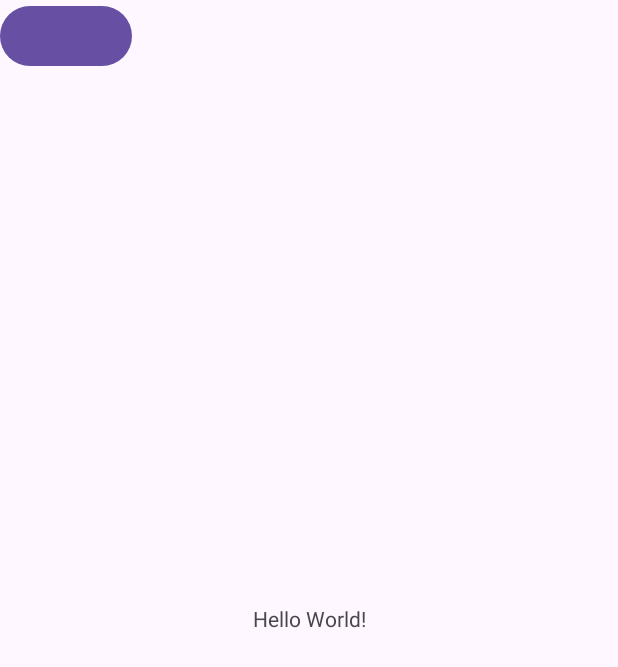
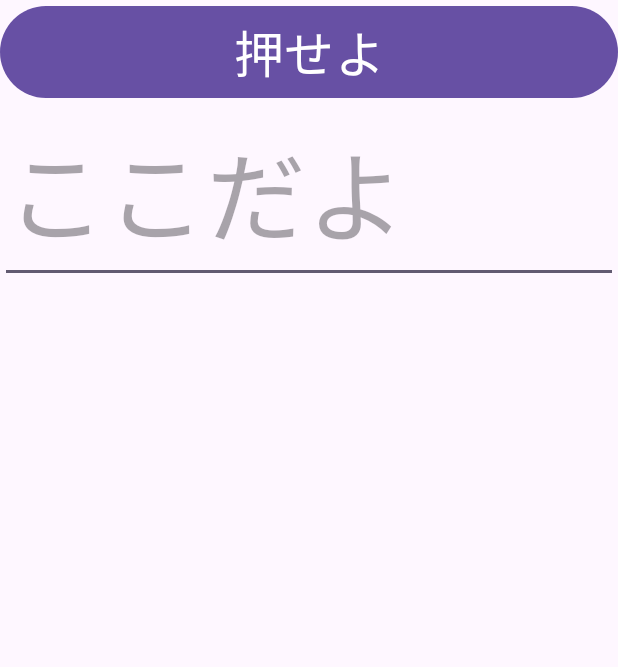
Before and after one commit to Utahshi-jp/oplogy, an Android app: the screen it shows after launch (MainActivity), on a phone screen of 412 x 824 dp. Shown: the top 667 px of the screen. Run offline under Robolectric (Android 15) with nearby library versions, the phone set to English and light mode, and no system bars.

Commit message:
ボタン押した例だよ

```diff
--- a/app/src/main/java/com/example/oplogy/MainActivity.java
+++ b/app/src/main/java/com/example/oplogy/MainActivity.java
@@ -2,13 +2,37 @@ package com.example.oplogy;
 
 import androidx.appcompat.app.AppCompatActivity;
 
+import android.annotation.SuppressLint;
 import android.os.Bundle;
+import android.view.View;
+import android.widget.Button;
+import android.widget.EditText;
+import android.widget.TextView;
 
-public class MainActivity extends AppCompatActivity {
+public class MainActivity extends AppCompatActivity implements View.OnClickListener {
 
+    Button button;
+//    TextView textView;
+    EditText editText;
+    @SuppressLint("MissingInflatedId")
     @Override
     protected void onCreate(Bundle savedInstanceState) {
         super.onCreate(savedInstanceState);
         setContentView(R.layout.activity_main);
+
+        button = findViewById(R.id.button1);
+        button.setOnClickListener(this);
+        editText = findViewById(R.id.textview1);
+
+    }
+
+
+
+
+        @Override
+    public void onClick(View v) {
+        if (v == button){
+            editText.setText("押した");
+        }
     }
 }
--- a/app/src/main/res/layout/activity_main.xml
+++ b/app/src/main/res/layout/activity_main.xml
@@ -1,22 +1,27 @@
 <?xml version="1.0" encoding="utf-8"?>
-<androidx.constraintlayout.widget.ConstraintLayout xmlns:android="http://schemas.android.com/apk/res/android"
+<LinearLayout xmlns:android="http://schemas.android.com/apk/res/android"
     xmlns:app="http://schemas.android.com/apk/res-auto"
     xmlns:tools="http://schemas.android.com/tools"
     android:layout_width="match_parent"
     android:layout_height="match_parent"
-    tools:context=".MainActivity">
+    tools:context=".MainActivity"
+    android:orientation="vertical">
 
-    <TextView
-        android:layout_width="wrap_content"
-        android:layout_height="wrap_content"
-        android:text="Hello World!"
-        app:layout_constraintBottom_toBottomOf="parent"
-        app:layout_constraintEnd_toEndOf="parent"
-        app:layout_constraintStart_toStartOf="parent"
-        app:layout_constraintTop_toTopOf="parent" />
     <Button
-        android:layout_width="wrap_content"
+        android:id="@+id/button1"
+        android:text="押せよ"
+        android:textSize="50px"
+        android:layout_width="match_parent"
         android:layout_height="wrap_content"
         />
 
-</androidx.constraintlayout.widget.ConstraintLayout>
+    <EditText
+        android:id="@+id/textview1"
+        android:layout_width="match_parent"
+        android:layout_height="wrap_content"
+        android:textSize="100px"
+        android:hint="ここだよ"
+        android:text=""
+        />
+
+</LinearLayout>
```
